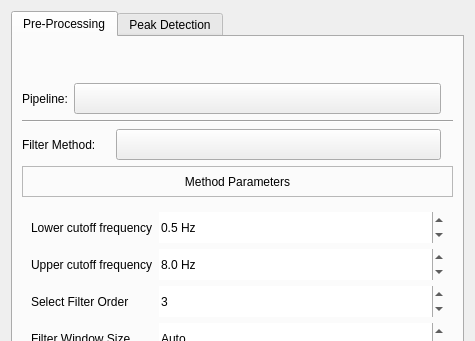
This is signal_editor/ui/parameter_inputs.ui in fred-kr/signal-editor-v2 as Qt 5 draws it before an edit; both pictures show x 0 to 475 and y 0 to 341 of the 475 by 620 pixel window. The edited form follows.
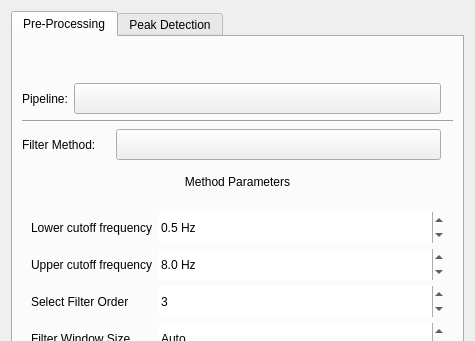
This is the edited form. Icons and pictures are not drawn. Custom widgets are drawn as their Qt base class.

Diff of the .ui file:
```diff
--- a/signal_editor/ui/parameter_inputs.ui
+++ b/signal_editor/ui/parameter_inputs.ui
@@ -403,9 +403,6 @@
            <height>31</height>
           </size>
          </property>
-         <property name="frameShape">
-          <enum>QFrame::Shape::StyledPanel</enum>
-         </property>
          <property name="text">
           <string>Method Parameters</string>
          </property>
```
Left out of the diff: 42 changed lines with no effect on the pictures.
